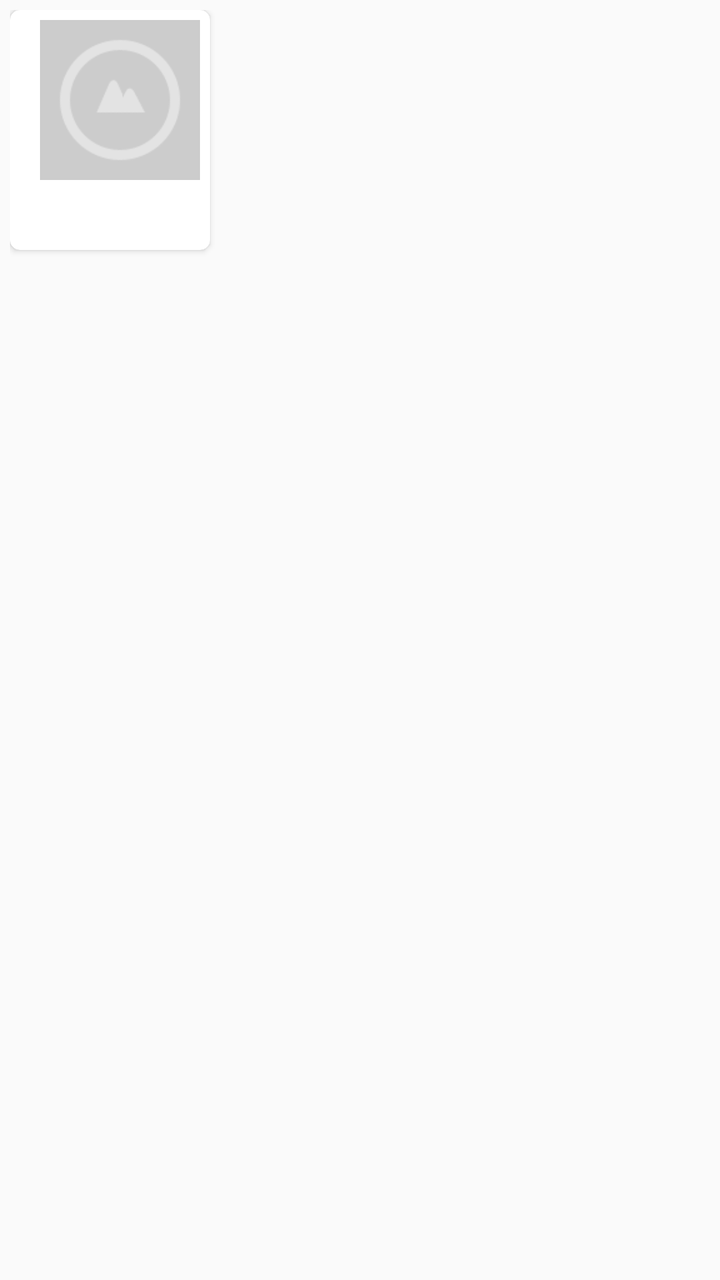
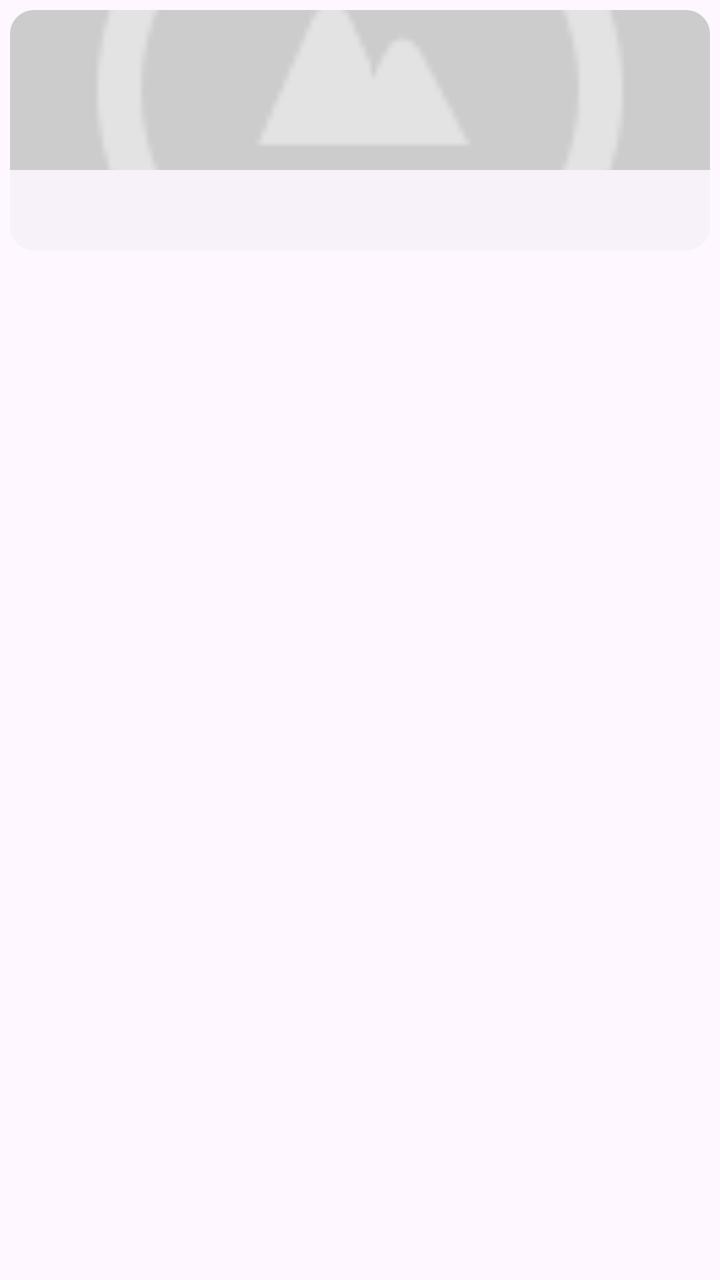

Compare the two renders of this Android layout. The source of the first and the diff that turns it into the second are given below.
<!-- AndroidManifest.xml: application theme AppTheme -->
<!-- res/layout/run_item.xml -->
<?xml version="1.0" encoding="utf-8"?>
    

<LinearLayout xmlns:android="http://schemas.android.com/apk/res/android"
    android:orientation="vertical" android:layout_width="match_parent"
    android:layout_height="match_parent"
    android:padding="5dp">
 
    <androidx.cardview.widget.CardView
        xmlns:card_view="http://schemas.android.com/apk/res-auto"
        android:id="@+id/card_view"
        android:layout_gravity="left"
        android:layout_width="100dp"
        android:layout_height="120dp"
        android:layout_marginBottom="2dp"
        card_view:cardCornerRadius="5dp"
        card_view:contentPadding="5dp"
        card_view:cardElevation="2dp">
 
        <LinearLayout
            android:layout_width="wrap_content"
            android:layout_height="wrap_content"
            android:gravity="top"
            android:orientation="vertical" >

             <ImageView
                 android:id="@+id/iv_recycler_item"
                 android:layout_width="100dp"
                 android:layout_height="80dp"
                 android:src="@drawable/card_img" />
             
               <TextView
                   android:id="@+id/tv_recycler_item"
                   android:layout_width="fill_parent"
                   android:layout_height="40dp"/>
              
        </LinearLayout>
        

 
    </androidx.cardview.widget.CardView>


 
</LinearLayout>
<!-- resources referenced by this layout -->
<resources>
  <!-- drawable card_img: png bitmap (drawable-hdpi, 3159 bytes) -->
  <style name="AppTheme" parent="AppBaseTheme">
          
      </style>
  <style name="AppBaseTheme" parent="Theme.AppCompat.Light">
          
          <item name="folderUpImage">@drawable/ic_folder_up_light</item>
          <item name="fileImage">@drawable/ic_file_light</item>
          <item name="folderImage">@drawable/ic_folder_light</item>
          <item name="phoneImage">@drawable/ic_action_phone</item>
          <item name="sdcardImage">@drawable/ic_action_sd_storage</item>
          <item name="plusImage">@drawable/ic_action_new</item>   
          
          <item name="android:divider">@drawable/light_divider</item>
          <item name="android:dividerHeight">1dp</item>
      </style>
  <!-- drawable ic_folder_up_light: png bitmap (drawable-hdpi, 2998 bytes) -->
  <!-- drawable ic_file_light: png bitmap (drawable-hdpi, 2797 bytes) -->
  <!-- drawable ic_folder_light: png bitmap (drawable-hdpi, 3142 bytes) -->
  <!-- drawable ic_action_phone: png bitmap (drawable-hdpi, 291 bytes) -->
  <!-- drawable ic_action_sd_storage: png bitmap (drawable-hdpi, 314 bytes) -->
  <!-- drawable ic_action_new: png bitmap (drawable-hdpi, 186 bytes) -->
  <!-- drawable light_divider (drawable-hdpi) -->
  <?xml version="1.0" encoding="UTF-8"?>
  <shape xmlns:android="http://schemas.android.com/apk/res/android">
      <solid android:color="#d6d6d6"/>
  </shape>
</resources>

<!-- the commit's change to res/layout/run_item.xml (unified diff, before → after) -->
@@ -1,45 +1,43 @@
 <?xml version="1.0" encoding="utf-8"?>
-    
-
 <LinearLayout xmlns:android="http://schemas.android.com/apk/res/android"
     android:orientation="vertical" android:layout_width="match_parent"
     android:layout_height="match_parent"
     android:padding="5dp">
- 
-    <androidx.cardview.widget.CardView
-        xmlns:card_view="http://schemas.android.com/apk/res-auto"
+
+    <com.google.android.material.card.MaterialCardView
         android:id="@+id/card_view"
-        android:layout_gravity="left"
-        android:layout_width="100dp"
-        android:layout_height="120dp"
-        android:layout_marginBottom="2dp"
-        card_view:cardCornerRadius="5dp"
-        card_view:contentPadding="5dp"
-        card_view:cardElevation="2dp">
- 
+        style="@style/Widget.Material3.CardView.Elevated"
+        android:layout_width="match_parent"
+        android:layout_height="wrap_content"
+        android:layout_marginBottom="2dp">
+
         <LinearLayout
-            android:layout_width="wrap_content"
+            android:layout_width="match_parent"
             android:layout_height="wrap_content"
             android:gravity="top"
             android:orientation="vertical" >
 
-             <ImageView
-                 android:id="@+id/iv_recycler_item"
-                 android:layout_width="100dp"
-                 android:layout_height="80dp"
-                 android:src="@drawable/card_img" />
-             
-               <TextView
-                   android:id="@+id/tv_recycler_item"
-                   android:layout_width="fill_parent"
-                   android:layout_height="40dp"/>
-              
+            <ImageView
+                android:id="@+id/iv_recycler_item"
+                android:layout_width="match_parent"
+                android:layout_height="80dp"
+                android:scaleType="centerCrop"
+                android:src="@drawable/card_img" />
+
+            <TextView
+                android:id="@+id/tv_recycler_item"
+                android:layout_width="match_parent"
+                android:layout_height="wrap_content"
+                android:minHeight="40dp"
+                android:paddingStart="10dp"
+                android:paddingEnd="10dp"
+                android:paddingTop="6dp"
+                android:paddingBottom="10dp"
+                android:textAppearance="?attr/textAppearanceTitleSmall"
+                android:textColor="?android:attr/textColorPrimary"/>
+
         </LinearLayout>
-        
 
- 
-    </androidx.cardview.widget.CardView>
+    </com.google.android.material.card.MaterialCardView>
 
-
- 
 </LinearLayout>
<!-- resource entries referenced after the edit -->
@@ -1,20 +1,23 @@
 <!-- resources referenced by this layout -->
 <resources>
   <!-- drawable card_img: png bitmap (drawable-hdpi, 3159 bytes) -->
-  <style name="AppTheme" parent="AppBaseTheme">
-          
-      </style>
-  <style name="AppBaseTheme" parent="Theme.AppCompat.Light">
-          
+  <style name="AppTheme" parent="AppBaseTheme" />
+  <style name="AppBaseTheme" parent="Theme.Material3.DayNight">
           <item name="folderUpImage">@drawable/ic_folder_up_light</item>
           <item name="fileImage">@drawable/ic_file_light</item>
           <item name="folderImage">@drawable/ic_folder_light</item>
           <item name="phoneImage">@drawable/ic_action_phone</item>
           <item name="sdcardImage">@drawable/ic_action_sd_storage</item>
-          <item name="plusImage">@drawable/ic_action_new</item>   
-          
+          <item name="plusImage">@drawable/ic_action_new</item>
+  
           <item name="android:divider">@drawable/light_divider</item>
           <item name="android:dividerHeight">1dp</item>
+  
+          
+          <item name="colorPrimary">@color/ikura_primary</item>
+          <item name="colorOnPrimary">@color/ikura_on_primary</item>
+          <item name="colorPrimaryContainer">@color/ikura_primary_container</item>
+          <item name="colorOnPrimaryContainer">@color/ikura_on_primary_container</item>
       </style>
   <!-- drawable ic_folder_up_light: png bitmap (drawable-hdpi, 2998 bytes) -->
   <!-- drawable ic_file_light: png bitmap (drawable-hdpi, 2797 bytes) -->
@@ -27,5 +30,9 @@
   <shape xmlns:android="http://schemas.android.com/apk/res/android">
       <solid android:color="#d6d6d6"/>
   </shape>
+  <color name="ikura_primary">#B02F00</color>
+  <color name="ikura_on_primary">#FFFFFF</color>
+  <color name="ikura_primary_container">#FFDBCC</color>
+  <color name="ikura_on_primary_container">#3A0D00</color>
 </resources>
 
